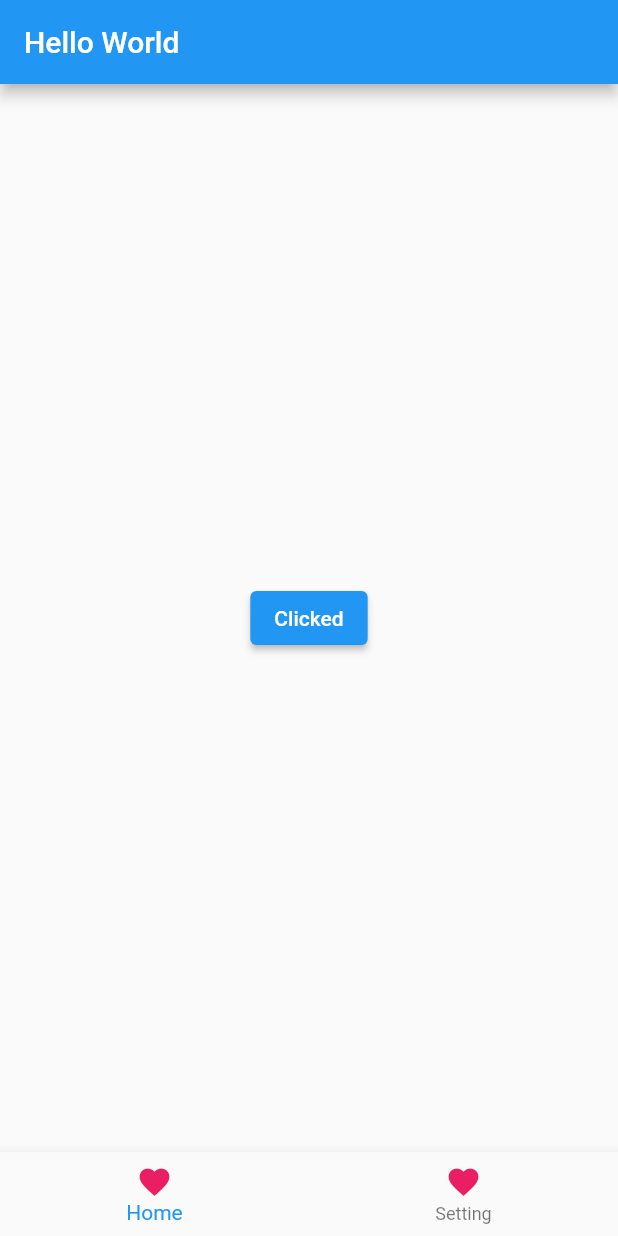
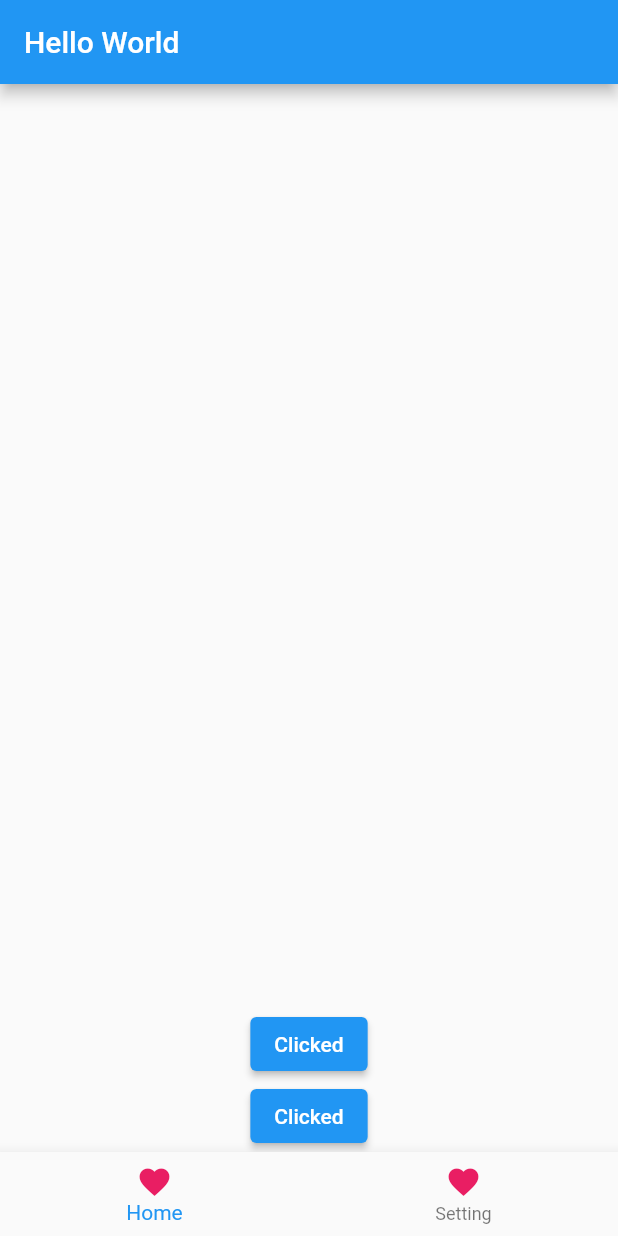
Before and after one commit to realino98/Learn-Flutter, a Flutter app: the screen it shows after launch, after a tap on "CLICK", on a phone screen of 412 x 824 dp. Run offline on Flutter 3.47's test engine with Material 2 defaults, Android fonts, the phone set to English and light mode, and no system bars.

Commit message:
Index, Column

```diff
--- a/lib/main.dart
+++ b/lib/main.dart
@@ -13,7 +13,7 @@
 
 class _MyAppState extends State<MyApp> {
   String buttonName = "CLICK";
-
+  int currentIndex = 0;
   @override
   Widget build(BuildContext context) {
     return MaterialApp(
@@ -22,13 +22,26 @@
           title: const Text('Hello World'),
         ),
         body: Center(
-            child: ElevatedButton(
+            child: Column(
+          mainAxisAlignment: MainAxisAlignment.end,
+          crossAxisAlignment: CrossAxisAlignment.end,
+          children: [
+            ElevatedButton(
                 onPressed: () {
                   setState(() {
                     buttonName = "Clicked";
                   });
                 },
-                child: Text(buttonName))),
+                child: Text(buttonName)),
+            ElevatedButton(
+                onPressed: () {
+                  setState(() {
+                    buttonName = "Clicked";
+                  });
+                },
+                child: Text(buttonName)),
+          ],
+        )),
         bottomNavigationBar: BottomNavigationBar(
           items: const [
             BottomNavigationBarItem(
@@ -50,6 +63,12 @@
               ),
             ),
           ],
+          currentIndex: currentIndex,
+          onTap: (int index) {
+            setState(() {
+              currentIndex = index;
+            });
+          },
         ),
       ),
     );
```
